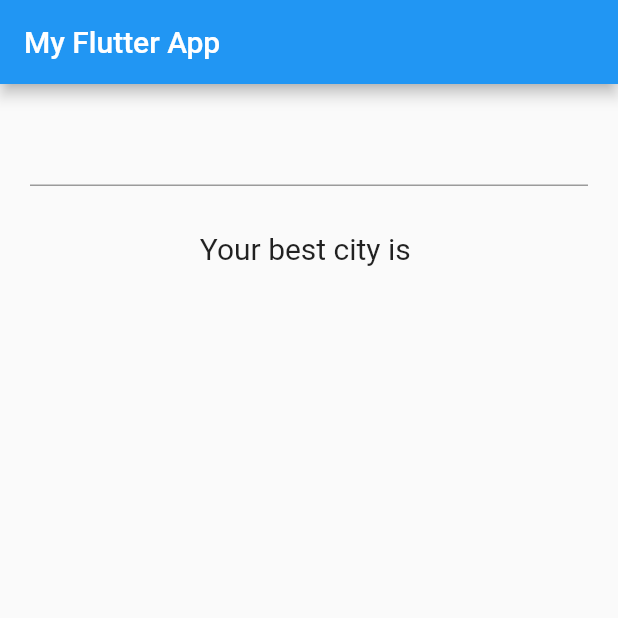
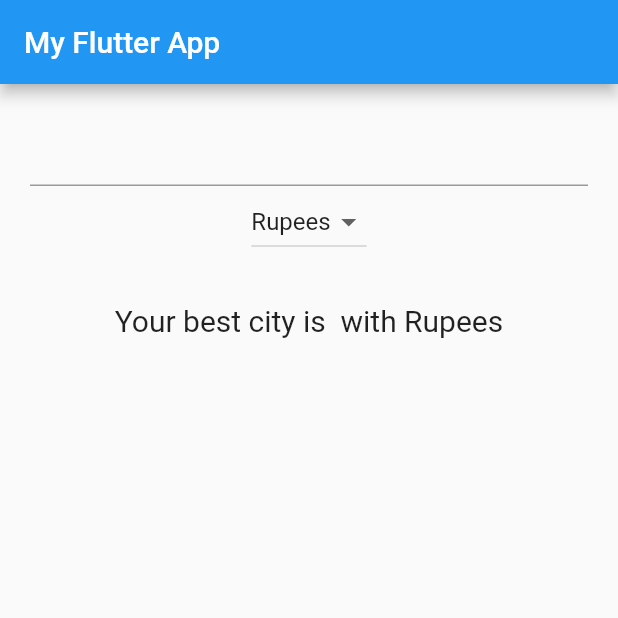
Before and after one commit to seunghonice/udemy-flutter-app-course, a Flutter app: the screen it shows after launch, on a phone screen of 412 x 824 dp, the top half of it. Run offline on Flutter 3.47's test engine with Material 2 defaults, Android fonts, the phone set to English and light mode, and no system bars.

Commit message:
feat: dropdownbutton

```diff
--- a/lib/widgets/FavoriteCity.dart
+++ b/lib/widgets/FavoriteCity.dart
@@ -7,6 +7,8 @@ class FavoriteCity extends StatefulWidget {
 
 class _FavoriteCityState extends State<FavoriteCity> {
   String cityName = "";
+  var _currencies = ["Rupees", "Dollar", "won"];
+  var _currentItemSelected = "Rupees";
 
   @override
   Widget build(BuildContext context) {
@@ -22,7 +24,7 @@ class _FavoriteCityState extends State<FavoriteCity> {
         child: Column(
           children: <Widget>[
             TextField(
-              onChanged: (String userInput) {
+              onSubmitted: (String userInput) {
                 setState(() {
                   debugPrint(
                       "set State is called, this tells framework to redraw the FavCity widget");
@@ -30,10 +32,19 @@ class _FavoriteCityState extends State<FavoriteCity> {
                 });
               },
             ),
+            DropdownButton<String>(
+              value: _currentItemSelected,
+              items: _currencies
+                  .map((i) => DropdownMenuItem(value: i, child: Text(i)))
+                  .toList(),
+              onChanged: (String? newItemSelected) {
+                _onDropdownItemSelected(newItemSelected!);
+              },
+            ),
             Padding(
               padding: EdgeInsets.all(30),
               child: Text(
-                "Your best city is $cityName",
+                "Your best city is $cityName with $_currentItemSelected",
                 style: TextStyle(fontSize: 20.0),
               ),
             )
@@ -42,4 +53,10 @@ class _FavoriteCityState extends State<FavoriteCity> {
       ),
     );
   }
+
+  void _onDropdownItemSelected(String newItemSelected) {
+    setState(() {
+      _currentItemSelected = newItemSelected;
+    });
+  }
 }
```
Also changed, not shown: lib/widgets/dropdownbutton.dart (deleted).
